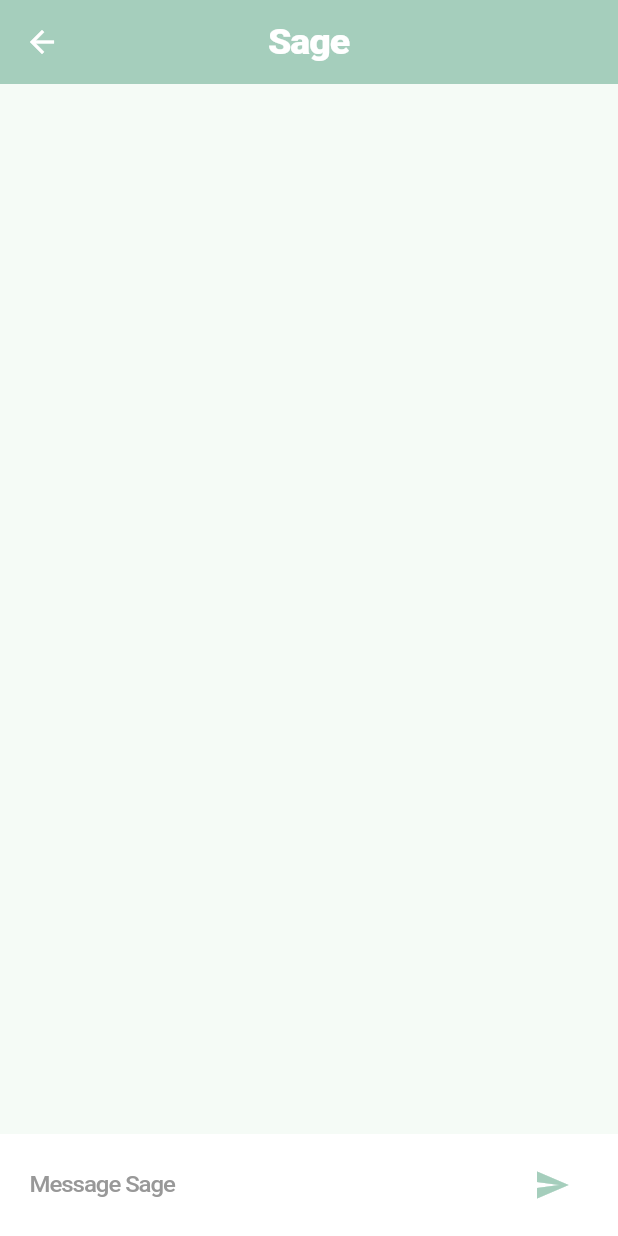
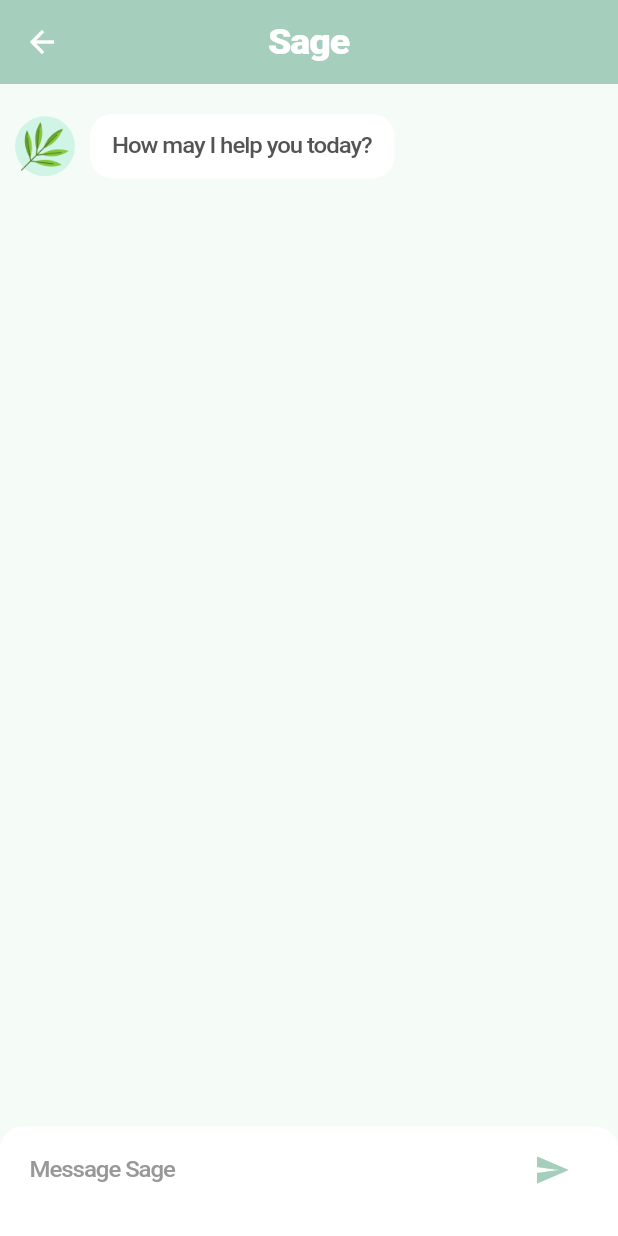
Before and after one commit to sriramup/everfit, a Flutter app: the SagePage screen opened directly, on a phone screen of 412 x 824 dp. Run offline on Flutter 3.47's test engine with Material 3 defaults, Android fonts, the light colour scheme and no system bars; our stand-ins replace cloud_firestore, firebase_core, percent_indicator, share_plus, shared_preferences, table_calendar and 2 more; missing offline and left inert: health, mailer; accounts and stored records are empty; network calls fail; Roboto replaces fonts that are missing (Poppins); statements that could not run were skipped.

Commit message:
added fill sage implementation

```diff
--- a/lib/widgets/sage.dart
+++ b/lib/widgets/sage.dart
@@ -18,6 +18,16 @@ class _SagePageState extends State<SagePage> {
   bool _isLoading = false;
 
   @override
+  void initState() {
+    super.initState();
+    // Add initial message from Sage
+    _messages.add({
+      'role': 'assistant',
+      'content': 'How may I help you today?',
+    });
+  }
+
+  @override
   void dispose() {
     _messageController.dispose();
     super.dispose();
@@ -33,7 +43,7 @@ class _SagePageState extends State<SagePage> {
       final response = await http.post(
         Uri.parse('https://api.openai.com/v1/chat/completions'),
         headers: {
-          'Authorization': 'Bearer YOUR_OPENAI_API_KEY', // Replace with your API key
+          'Authorization': 'Bearer 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', // Your API key
           'Content-Type': 'application/json',
         },
         body: json.encode({
@@ -84,6 +94,8 @@ class _SagePageState extends State<SagePage> {
 
   @override
   Widget build(BuildContext context) {
+    final isKeyboardVisible = MediaQuery.of(context).viewInsets.bottom > 0;
+
     return Scaffold(
       resizeToAvoidBottomInset: true, // Allow resizing when the keyboard opens
       appBar: AppBar(
@@ -108,18 +120,23 @@ class _SagePageState extends State<SagePage> {
       ),
       body: Column(
         children: [
-          // Messages list
+          Expanded(
+            child: Column(
+              children: [
+                const SizedBox(height: 15), // Fixed padding before messages
                 Expanded(
                   child: ListView.builder(
-              reverse: true,
+                    reverse: isKeyboardVisible, // Reverse only when keyboard is visible
                     itemCount: _messages.length,
                     itemBuilder: (context, index) {
-                final message = _messages[_messages.length - 1 - index];
+                      final message = isKeyboardVisible
+                          ? _messages[_messages.length - 1 - index]
+                          : _messages[index];
                       final isUser = message['role'] == 'user';
 
                       return Padding(
-                  padding:
-                  const EdgeInsets.symmetric(horizontal: 10.0, vertical: 5.0),
+                        padding: const EdgeInsets.symmetric(
+                            horizontal: 10.0, vertical: 5.0),
                         child: Row(
                           mainAxisAlignment: isUser
                               ? MainAxisAlignment.end
@@ -130,7 +147,8 @@ class _SagePageState extends State<SagePage> {
                                 backgroundColor: CustomColors.turqoise,
                                 child: Padding(
                                   padding: const EdgeInsets.all(3.0),
-                            child: Image.asset('assets/images/sage.png'),
+                                  child:
+                                  Image.asset('assets/images/sage.png'),
                                 ),
                               ),
                             const SizedBox(width: 10),
@@ -139,9 +157,10 @@ class _SagePageState extends State<SagePage> {
                                 padding: const EdgeInsets.symmetric(
                                     vertical: 10.0, horizontal: 15.0),
                                 decoration: BoxDecoration(
-                            color:
-                            isUser ? CustomColors.primary : Colors.white,
-                            borderRadius: BorderRadius.circular(10.0),
+                                  color: isUser
+                                      ? CustomColors.primary
+                                      : Colors.white,
+                                  borderRadius: BorderRadius.circular(15.0),
                                 ),
                                 child: CustomText(
                                   text: message['content'] ?? '',
@@ -160,20 +179,24 @@ class _SagePageState extends State<SagePage> {
                     },
                   ),
                 ),
+              ],
+            ),
+          ),
           if (_isLoading)
             const Padding(
               padding: EdgeInsets.all(8.0),
               child: CircularProgressIndicator(),
             ),
-          // Input field container
-          Padding(
-            padding: EdgeInsets.only(
-              bottom: MediaQuery.of(context).viewInsets.top, // Dynamic padding
+          Container(
+            decoration: BoxDecoration(
+              color: Colors.white,
+              borderRadius: BorderRadius.only(
+                topLeft: const Radius.circular(15.0),
+                topRight: const Radius.circular(15.0),
               ),
-            child: Container(
-              padding: const EdgeInsets.symmetric(
-                  horizontal: 20.0, vertical: 10.0),
-              color: Colors.white,
+            ),
+            padding: const EdgeInsets.only(
+                left: 20.0, right: 20.0, top: 5.0, bottom: 20.0),
             child: Row(
               children: [
                 Expanded(
@@ -214,7 +237,6 @@ class _SagePageState extends State<SagePage> {
               ],
             ),
           ),
-          ),
         ],
       ),
     );
```
Lines whose indentation alone changed are shown as unchanged.
